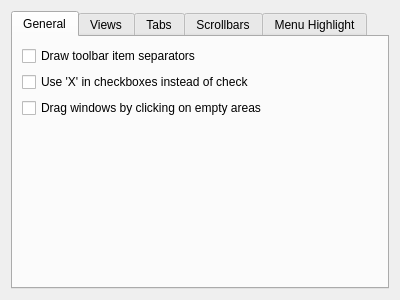
The window that kstyles/oxygen/config/ui/oxygenappearanceconfigwidget.ui (mgottschlag/kwin-tiling) describes before a commit, drawn with Qt 5.
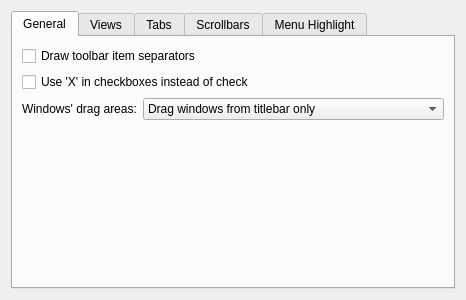
The same window after the commit. Custom widgets are drawn as their Qt base class.

Commit message: Added option to use only menubar and toolbars for window dragging.

```diff
--- a/kstyles/oxygen/config/ui/oxygenappearanceconfigwidget.ui
+++ b/kstyles/oxygen/config/ui/oxygenappearanceconfigwidget.ui
@@ -6,7 +6,7 @@
    <rect>
     <x>0</x>
     <y>0</y>
-    <width>400</width>
+    <width>457</width>
     <height>300</height>
    </rect>
   </property>
@@ -21,41 +21,69 @@
        <string>General</string>
       </attribute>
       <layout class="QGridLayout" name="gridLayout_3">
-       <item row="0" column="0">
+       <item row="0" column="0" colspan="2">
         <widget class="QCheckBox" name="toolBarDrawItemSeparator_">
          <property name="text">
           <string>Draw toolbar item separators</string>
          </property>
         </widget>
        </item>
-       <item row="1" column="0">
+       <item row="1" column="0" colspan="2">
         <widget class="QCheckBox" name="checkDrawX_">
          <property name="text">
           <string>Use 'X' in checkboxes instead of check</string>
          </property>
         </widget>
        </item>
-       <item row="2" column="0">
-        <widget class="QCheckBox" name="windowDragEnabled_">
-         <property name="text">
-          <string>Drag windows by clicking on empty areas</string>
-         </property>
-        </widget>
-       </item>
-       <item row="2" column="1">
+       <item row="1" column="2">
         <spacer name="horizontalSpacer_4">
          <property name="orientation">
           <enum>Qt::Horizontal</enum>
          </property>
          <property name="sizeHint" stdset="0">
           <size>
-           <width>106</width>
+           <width>177</width>
            <height>20</height>
           </size>
          </property>
         </spacer>
        </item>
-       <item row="3" column="0" colspan="2">
+       <item row="2" column="0">
+        <widget class="QLabel" name="label_5">
+         <property name="sizePolicy">
+          <sizepolicy hsizetype="Minimum" vsizetype="Preferred">
+           <horstretch>0</horstretch>
+           <verstretch>0</verstretch>
+          </sizepolicy>
+         </property>
+         <property name="text">
+          <string>Windows' drag areas:</string>
+         </property>
+         <property name="alignment">
+          <set>Qt::AlignLeading|Qt::AlignLeft|Qt::AlignVCenter</set>
+         </property>
+        </widget>
+       </item>
+       <item row="2" column="1" colspan="2">
+        <widget class="QComboBox" name="windowDragMode_">
+         <item>
+          <property name="text">
+           <string>Drag windows from titlebar only</string>
+          </property>
+         </item>
+         <item>
+          <property name="text">
+           <string>Drag windows from titlebar, menubar and toolbars </string>
+          </property>
+         </item>
+         <item>
+          <property name="text">
+           <string>Drag windows from all empty areas</string>
+          </property>
+         </item>
+        </widget>
+       </item>
+       <item row="3" column="0">
         <spacer name="verticalSpacer_3">
          <property name="orientation">
           <enum>Qt::Vertical</enum>
@@ -63,7 +91,7 @@
          <property name="sizeHint" stdset="0">
           <size>
            <width>20</width>
-           <height>199</height>
+           <height>40</height>
           </size>
          </property>
         </spacer>
```
The commit also changes 5 other files.
